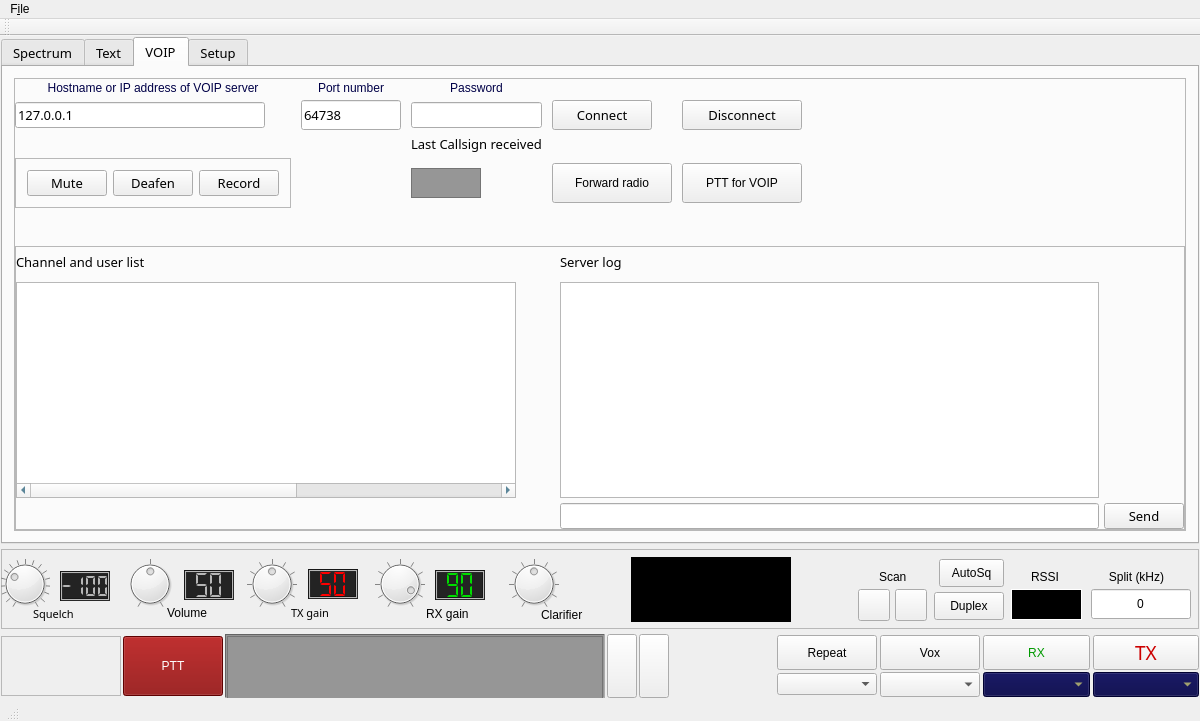
Old version of the form mainwindow.ui in the repository qradiolink/qradiolink.
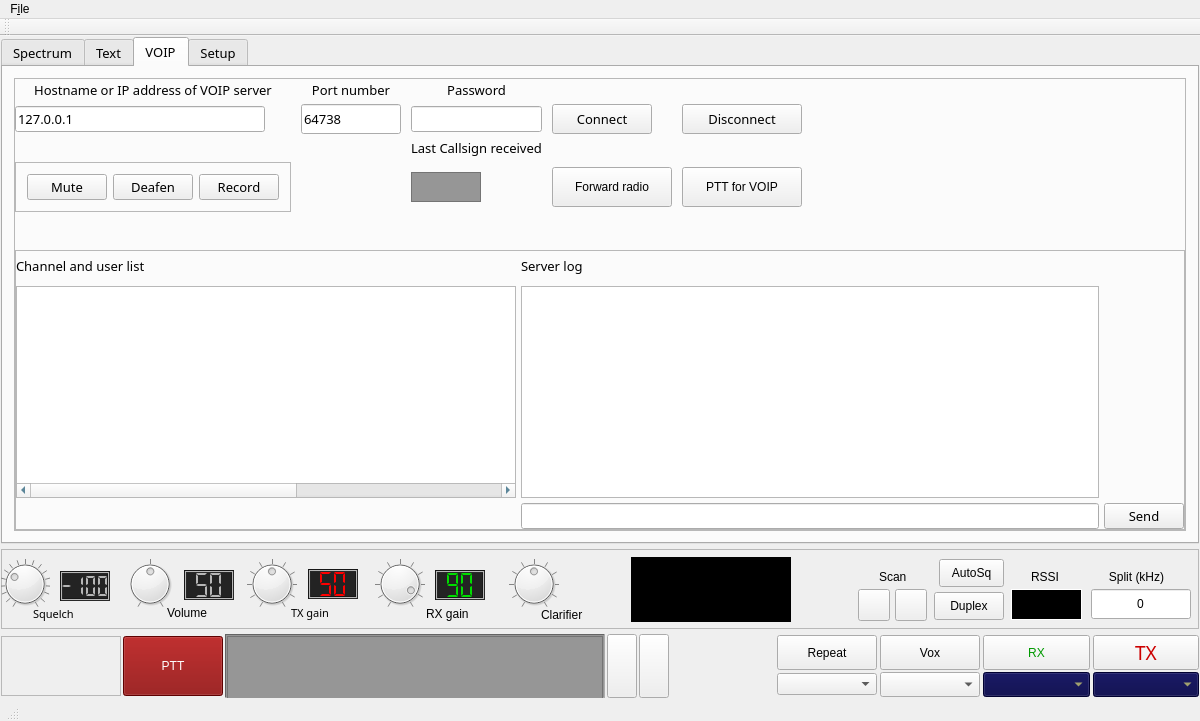
New version of the form. The open tabs and pages were chosen to show the change. Icons and pictures are not drawn. Custom widgets are drawn as their Qt base class.

Commit message: Forgot a font

The edit to the form file:
```diff
--- a/mainwindow.ui
+++ b/mainwindow.ui
@@ -1521,7 +1521,7 @@
                   <item row="0" column="0">
                    <widget class="QLabel" name="label_27">
                     <property name="sizePolicy">
-                     <sizepolicy hsizetype="MinimumExpanding" vsizetype="Fixed">
+                     <sizepolicy hsizetype="Fixed" vsizetype="Fixed">
                       <horstretch>0</horstretch>
                       <verstretch>0</verstretch>
                      </sizepolicy>
@@ -1630,6 +1630,12 @@
                   </item>
                   <item row="0" column="2">
                    <widget class="QLabel" name="label_29">
+                    <property name="sizePolicy">
+                     <sizepolicy hsizetype="Fixed" vsizetype="Fixed">
+                      <horstretch>0</horstretch>
+                      <verstretch>0</verstretch>
+                     </sizepolicy>
+                    </property>
                     <property name="styleSheet">
                      <string notr="true">font: 12pt &quot;Sans Serif&quot;;</string>
                     </property>
@@ -1719,8 +1725,8 @@
                     </size>
                    </property>
                    <property name="styleSheet">
-                    <string notr="true">font: 10pt &quot;Sans Serif&quot;;
-color: rgb(0, 0, 71);</string>
+                    <string notr="true">font: 9pt &quot;Sans Serif&quot;;
+</string>
                    </property>
                    <property name="text">
                     <string>Password</string>
@@ -1745,8 +1751,8 @@
                     </size>
                    </property>
                    <property name="styleSheet">
-                    <string notr="true">font: 10pt &quot;Sans Serif&quot;;
-color: rgb(0, 0, 71);</string>
+                    <string notr="true">font: 9pt &quot;Sans Serif&quot;;
+</string>
                    </property>
                    <property name="text">
                     <string>Hostname or IP address of VOIP server</string>
@@ -1997,8 +2003,8 @@
                  <item row="0" column="1">
                   <widget class="QLabel" name="label_31">
                    <property name="styleSheet">
-                    <string notr="true">font: 10pt &quot;Sans Serif&quot;;
-color: rgb(0, 0, 71);</string>
+                    <string notr="true">font: 9pt &quot;Sans Serif&quot;;
+</string>
                    </property>
                    <property name="text">
                     <string>Port number</string>
```
Left out of the diff: 6 changed lines with no effect on the pictures.
